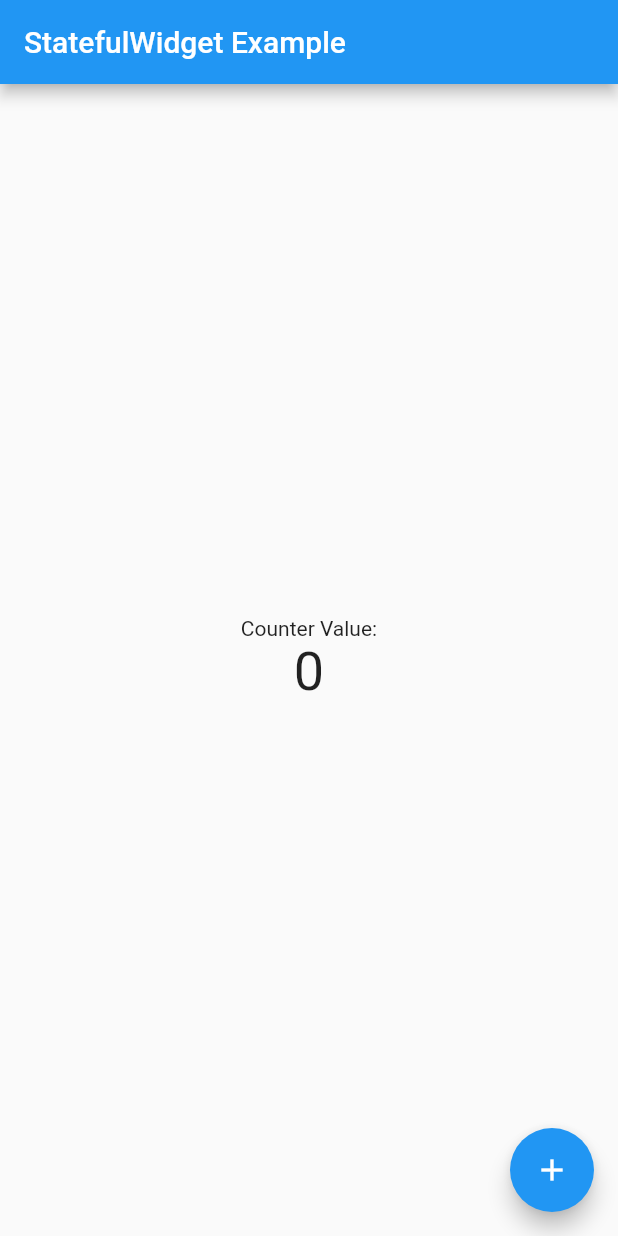
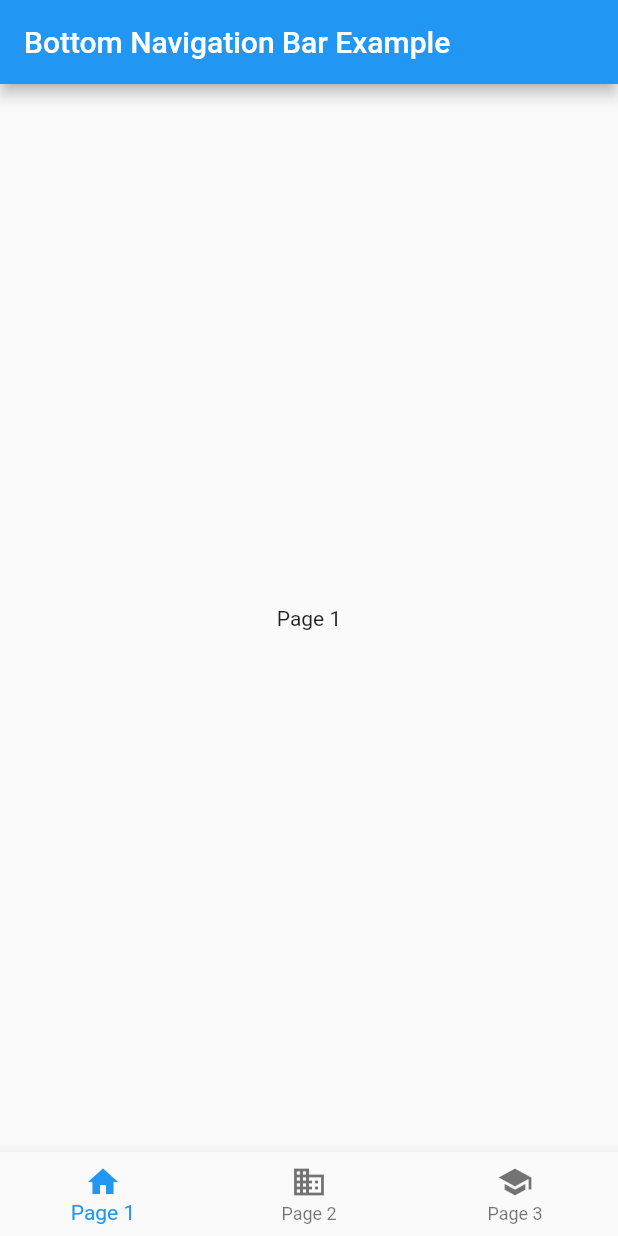
Before and after one commit to Thiruvarasu-Datasirpi/flutter, a Flutter app: the screen it shows after launch, on a phone screen of 412 x 824 dp. Run offline on Flutter 3.47's test engine with Material 2 defaults, Android fonts, the phone set to English and light mode, and no system bars.

Commit message:
navigation bar

```diff
--- a/lib/main.dart
+++ b/lib/main.dart
@@ -1,48 +1,58 @@
 import 'package:flutter/material.dart';
 
-class MyStatefulWidget extends StatefulWidget {
+void main() {
+  runApp(MyApp());
+}
+
+class MyApp extends StatefulWidget {
   @override
-  _MyStatefulWidgetState createState() => _MyStatefulWidgetState();
+  _MyAppState createState() => _MyAppState();
 }
-class _MyStatefulWidgetState extends State<MyStatefulWidget> {
-  int _counter = 0; // Example state variable
 
-  void _incrementCounter() {
+class _MyAppState extends State<MyApp> {
+  int _selectedIndex = 0;
+
+  static const List<Widget> _widgetOptions = <Widget>[
+    Text('Page 1'),
+    Text('Page 2'),
+    Text('Page 3'),
+  ];
+
+  void _onItemTapped(int index) {
     setState(() {
-      _counter++;
+      _selectedIndex = index;
     });
   }
 
   @override
   Widget build(BuildContext context) {
-    return Scaffold(
-      appBar: AppBar(
-        title: Text('StatefulWidget Example'),
-      ),
-      body: Center(
-        child: Column(
-          mainAxisAlignment: MainAxisAlignment.center,
-          children: <Widget>[
-            Text(
-              'Counter Value:',
+    return MaterialApp(
+      home: Scaffold(
+        appBar: AppBar(
+          title: Text('Bottom Navigation Bar Example'),
+        ),
+        body: Center(
+          child: _widgetOptions.elementAt(_selectedIndex),
+        ),
+        bottomNavigationBar: BottomNavigationBar(
+          items: const <BottomNavigationBarItem>[
+            BottomNavigationBarItem(
+              icon: Icon(Icons.home),
+              label: 'Page 1',
             ),
-            Text(
-              '$_counter',
-              style: TextStyle(fontSize: 36),
+            BottomNavigationBarItem(
+              icon: Icon(Icons.business),
+              label: 'Page 2',
+            ),
+            BottomNavigationBarItem(
+              icon: Icon(Icons.school),
+              label: 'Page 3',
             ),
           ],
+          currentIndex: _selectedIndex,
+          onTap: _onItemTapped,
         ),
-      ),
-      floatingActionButton: FloatingActionButton(
-        onPressed: _incrementCounter,
-        tooltip: 'Increment',
-        child: Icon(Icons.add),
       ),
     );
   }
 }
-void main() {
-  runApp(MaterialApp(
-    home: MyStatefulWidget(),
-  ));
-}
```
Also changed, not shown: 1 other file.
